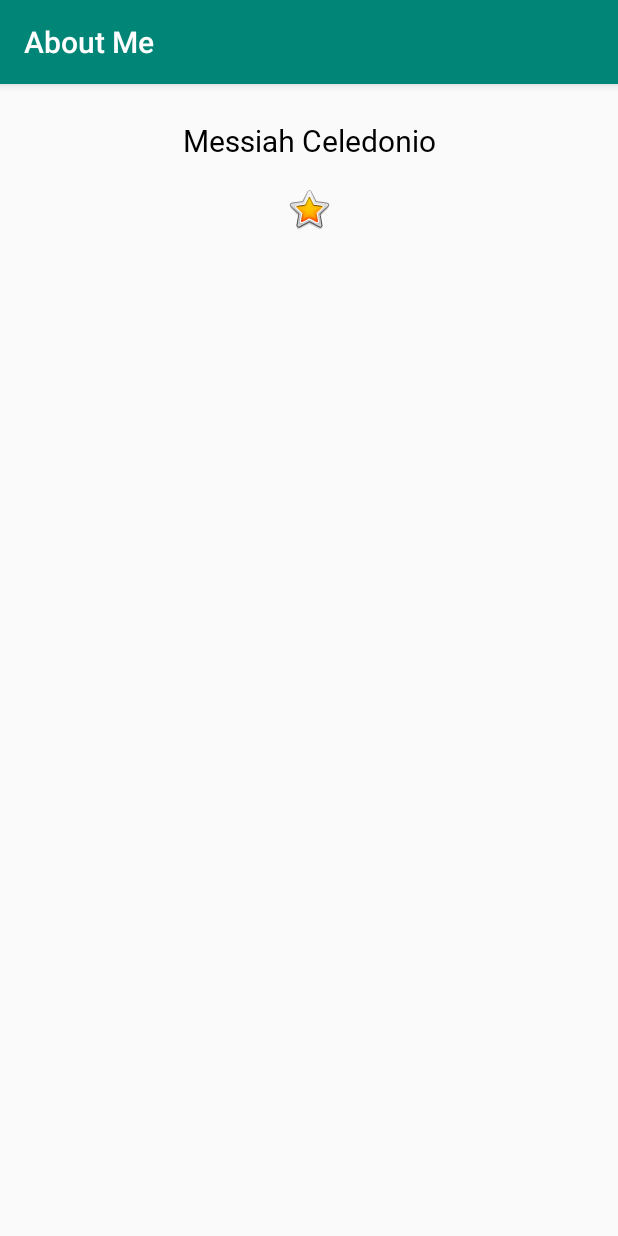
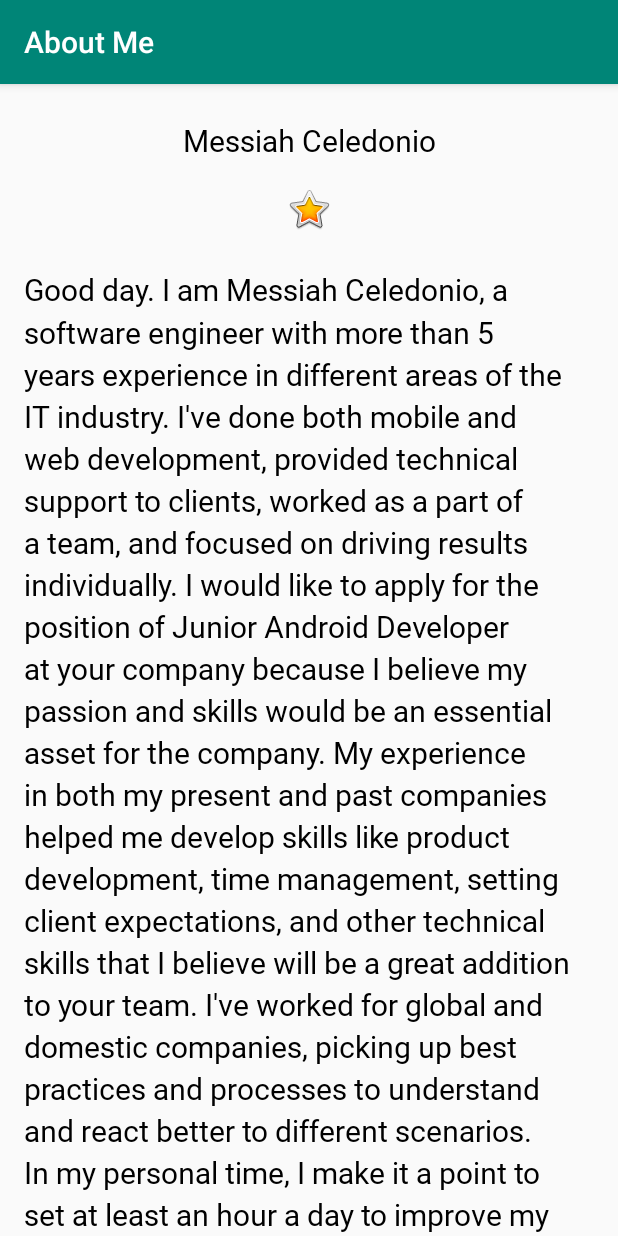
Before and after one commit to mlceledonio/Udacity-AboutMe, an Android app: the screen it shows after launch (MainActivity), on a phone screen of 412 x 824 dp. Run offline under Robolectric (Android 15) with nearby library versions, the phone set to English and light mode, and no system bars.

Commit message:
Updated kotlin version to 1.3.31 Added Scroll View and styling.

```diff
--- a/app/src/main/res/layout/activity_main.xml
+++ b/app/src/main/res/layout/activity_main.xml
@@ -2,7 +2,8 @@
 <LinearLayout xmlns:android="http://schemas.android.com/apk/res/android"
               xmlns:app="http://schemas.android.com/apk/res-auto" android:orientation="vertical"
               android:layout_width="match_parent"
-              android:layout_height="match_parent">
+              android:layout_height="match_parent" android:paddingStart="@dimen/padding"
+              android:paddingEnd="@dimen/padding">
 
     <TextView
             android:id="@+id/name_text"
@@ -17,4 +18,16 @@
             app:srcCompat="@android:drawable/btn_star_big_on"
             android:id="@+id/star_image" android:contentDescription="@string/yellow_star"
             android:layout_marginTop="@dimen/layout_margin"/>
+    <ScrollView
+            android:layout_width="match_parent"
+            android:layout_height="match_parent"
+            android:id="@+id/bio_scroll">
+        <TextView
+                android:text="@string/bio"
+                android:layout_width="match_parent"
+                android:layout_height="wrap_content"
+                android:id="@+id/bio_text"
+                android:lineSpacingMultiplier="1.2"
+                style="@style/NameStyle"/>
+    </ScrollView>
 </LinearLayout>
--- a/app/src/main/res/values/dimens.xml
+++ b/app/src/main/res/values/dimens.xml
@@ -3,4 +3,5 @@
     <dimen name="text_size">20sp</dimen>
     <dimen name="layout_margin">16dp</dimen>
     <dimen name="small_padding">8dp</dimen>
+    <dimen name="padding">16dp</dimen>
 </resources>
--- a/app/src/main/res/values/strings.xml
+++ b/app/src/main/res/values/strings.xml
@@ -2,4 +2,13 @@
     <string name="app_name">About Me</string>
     <string name="name">Messiah Celedonio</string>
     <string name="yellow_star">Yellow star</string>
+    <string name="bio">Good day. I am Messiah Celedonio, a software engineer with more than 5 years experience in different areas of the IT industry. I\'ve done both mobile and web development, provided technical support to clients, worked as a part of a team, and focused on driving results individually.
+
+        I would like to apply for the position of Junior Android Developer at your company because I believe my passion and skills would be an essential asset for the company. My experience in both my present and past companies helped me develop skills like product development, time management, setting client expectations, and other technical skills that I believe will be a great addition to your team. I\'ve worked for global and domestic companies, picking up best practices and processes to understand and react better to different scenarios.
+
+        In my personal time, I make it a point to set at least an hour a day to improve my knowledge about mobile development. This includes doing personal mobile app projects, taking courses like Kotlin for Java Developer and Kotlin for Android Developer, and reading online articles about the latest trends and technologies used in mobile development.
+
+        I believe I will be able to contribute to your company and its developmemt team with the skills I have learned and developed over the years. Likewise, I believe I would learn a lot about mobile development, best practices, and latest technologies while working with your company.
+
+        My CV explains in more detail the work experience and programming languages I learned over the years. I hope I\'ll be given a chance to prove I have what it takes to be a valuable employee at your company. Looking forward to hearing from you soon.</string>
 </resources>
--- a/build.gradle
+++ b/build.gradle
@@ -1,13 +1,13 @@
 // Top-level build file where you can add configuration options common to all sub-projects/modules.
 
 buildscript {
-    ext.kotlin_version = '1.2.71'
+    ext.kotlin_version = '1.3.11'
     repositories {
         google()
         jcenter()
     }
     dependencies {
-        classpath 'com.android.tools.build:gradle:3.2.1'
+        classpath 'com.android.tools.build:gradle:3.4.1'
         classpath "org.jetbrains.kotlin:kotlin-gradle-plugin:$kotlin_version"
 
         // NOTE: Do not place your application dependencies here; they belong
```
Also changed, not shown: gradle/wrapper/gradle-wrapper.properties.
